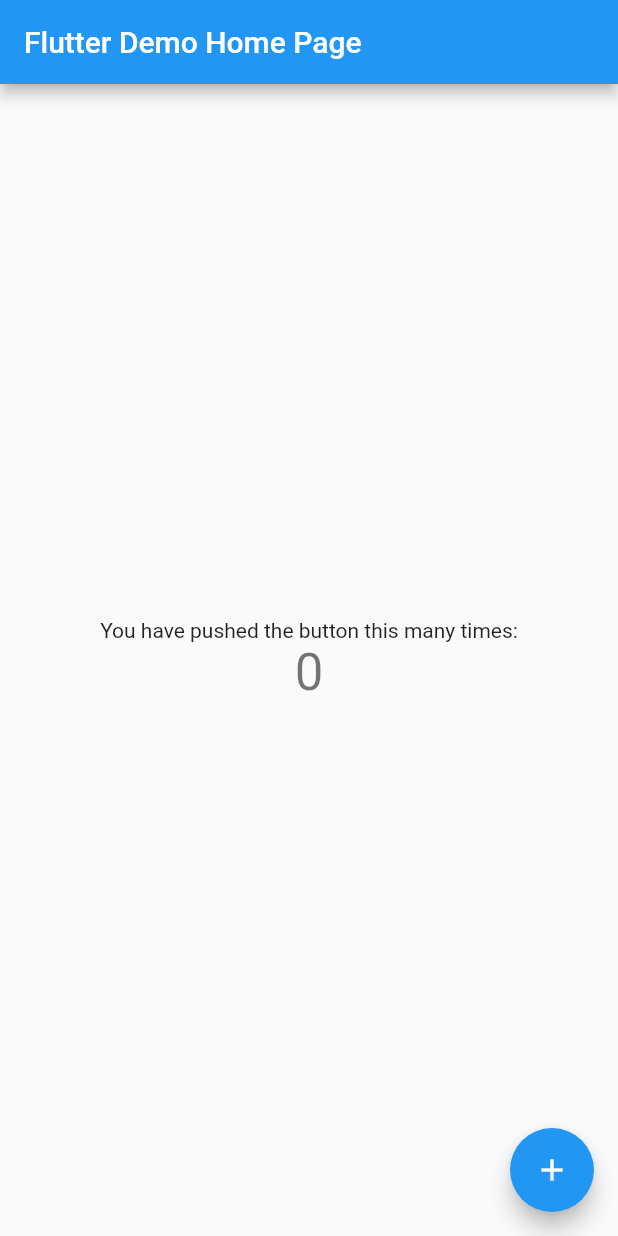
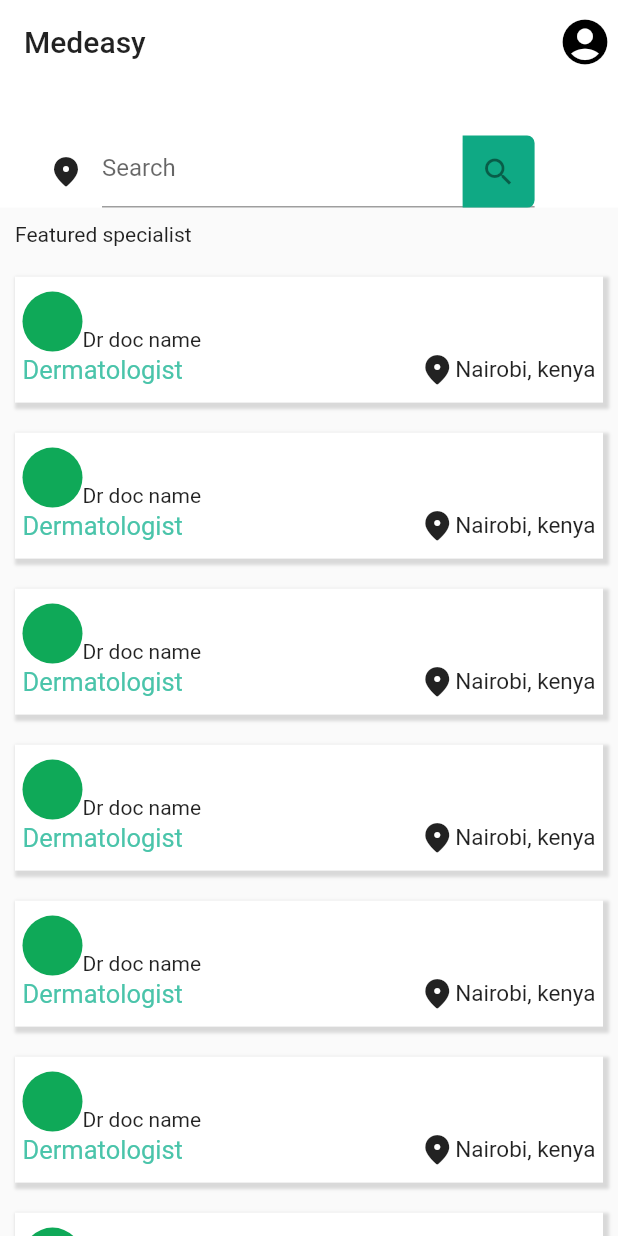
Before and after one commit to botdenoms/medeasy, a Flutter app: the screen it shows after launch, on a phone screen of 412 x 824 dp. Run offline on Flutter 3.47's test engine with Material 2 defaults, Android fonts, the phone set to English and light mode, and no system bars.

Commit message:
ui: home screen basic setup

```diff
--- a/lib/main.dart
+++ b/lib/main.dart
@@ -1,4 +1,5 @@
 import 'package:flutter/material.dart';
+import 'package:medeasy/screens/screens.dart';
 
 void main() {
   runApp(const MyApp());
@@ -10,106 +11,10 @@ class MyApp extends StatelessWidget {
   // This widget is the root of your application.
   @override
   Widget build(BuildContext context) {
-    return MaterialApp(
-      title: 'Flutter Demo',
-      theme: ThemeData(
-        // This is the theme of your application.
-        //
-        // Try running your application with "flutter run". You'll see the
-        // application has a blue toolbar. Then, without quitting the app, try
-        // changing the primarySwatch below to Colors.green and then invoke
-        // "hot reload" (press "r" in the console where you ran "flutter run",
-        // or simply save your changes to "hot reload" in a Flutter IDE).
-        // Notice that the counter didn't reset back to zero; the application
-        // is not restarted.
-        primarySwatch: Colors.blue,
-      ),
-      home: const MyHomePage(title: 'Flutter Demo Home Page'),
+    return const MaterialApp(
+      title: 'medeasy',
+      debugShowCheckedModeBanner: false,
+      home: HomeScreen(),
     );
   }
 }
-
-class MyHomePage extends StatefulWidget {
-  const MyHomePage({super.key, required this.title});
-
-  // This widget is the home page of your application. It is stateful, meaning
-  // that it has a State object (defined below) that contains fields that affect
-  // how it looks.
-
-  // This class is the configuration for the state. It holds the values (in this
-  // case the title) provided by the parent (in this case the App widget) and
-  // used by the build method of the State. Fields in a Widget subclass are
-  // always marked "final".
-
-  final String title;
-
-  @override
-  State<MyHomePage> createState() => _MyHomePageState();
-}
-
-class _MyHomePageState extends State<MyHomePage> {
-  int _counter = 0;
-
-  void _incrementCounter() {
-    setState(() {
-      // This call to setState tells the Flutter framework that something has
-      // changed in this State, which causes it to rerun the build method below
-      // so that the display can reflect the updated values. If we changed
-      // _counter without calling setState(), then the build method would not be
-      // called again, and so nothing would appear to happen.
-      _counter++;
-    });
-  }
-
-  @override
-  Widget build(BuildContext context) {
-    // This method is rerun every time setState is called, for instance as done
-    // by the _incrementCounter method above.
-    //
-    // The Flutter framework has been optimized to make rerunning build methods
-    // fast, so that you can just rebuild anything that needs updating rather
-    // than having to individually change instances of widgets.
-    return Scaffold(
-      appBar: AppBar(
-        // Here we take the value from the MyHomePage object that was created by
-        // the App.build method, and use it to set our appbar title.
-        title: Text(widget.title),
-      ),
-      body: Center(
-        // Center is a layout widget. It takes a single child and positions it
-        // in the middle of the parent.
-        child: Column(
-          // Column is also a layout widget. It takes a list of children and
-          // arranges them vertically. By default, it sizes itself to fit its
-          // children horizontally, and tries to be as tall as its parent.
-          //
-          // Invoke "debug painting" (press "p" in the console, choose the
-          // "Toggle Debug Paint" action from the Flutter Inspector in Android
-          // Studio, or the "Toggle Debug Paint" command in Visual Studio Code)
-          // to see the wireframe for each widget.
-          //
-          // Column has various properties to control how it sizes itself and
-          // how it positions its children. Here we use mainAxisAlignment to
-          // center the children vertically; the main axis here is the vertical
-          // axis because Columns are vertical (the cross axis would be
-          // horizontal).
-          mainAxisAlignment: MainAxisAlignment.center,
-          children: <Widget>[
-            const Text(
-              'You have pushed the button this many times:',
-            ),
-            Text(
-              '$_counter',
-              style: Theme.of(context).textTheme.headline4,
-            ),
-          ],
-        ),
-      ),
-      floatingActionButton: FloatingActionButton(
-        onPressed: _incrementCounter,
-        tooltip: 'Increment',
-        child: const Icon(Icons.add),
-      ), // This trailing comma makes auto-formatting nicer for build methods.
-    );
-  }
-}
--- /dev/null
+++ b/lib/screens/home.dart
@@ -0,0 +1,92 @@
+import 'package:flutter/material.dart';
+import 'package:medeasy/widgets/widgets.dart';
+
+class HomeScreen extends StatefulWidget {
+  const HomeScreen({super.key});
+
+  @override
+  State<HomeScreen> createState() => _HomeScreenState();
+}
+
+class _HomeScreenState extends State<HomeScreen> {
+  @override
+  Widget build(BuildContext context) {
+    Size screen = MediaQuery.of(context).size;
+    return Scaffold(
+      body: CustomScrollView(
+        slivers: [
+          SliverAppBar(
+            floating: true,
+            elevation: 1,
+            backgroundColor: Colors.white,
+            actions: [
+              IconButton(
+                onPressed: () {},
+                icon: const Icon(Icons.account_circle_rounded, color: Colors.black, size: 36),
+              ),
+            ],
+            // centerTitle: true,
+            title: const Text(
+              'Medeasy',
+              style: TextStyle(
+                fontSize: 20,
+                fontWeight: FontWeight.w500,
+                color: Colors.black87,
+              ),
+            ),
+            bottom: PreferredSize(
+              preferredSize: Size(
+                screen.width,
+                screen.height * .1,
+              ),
+              child: SingleChildScrollView(
+                child: Row(
+                  children: [
+                    const SizedBox(width: 20),
+                    IconButton(
+                      onPressed: () {},
+                      icon: const Icon(Icons.location_on_rounded),
+                    ),
+                    SizedBox(
+                      width: screen.width * .7,
+                      child: TextField(
+                        decoration: InputDecoration(
+                          hintText: 'Search',
+                          suffixIcon: Container(
+                            width: 40,
+                            decoration: const BoxDecoration(
+                              color: Color(0xFF0FA984),
+                              borderRadius: BorderRadius.only(
+                                topRight: Radius.circular(5),
+                                bottomRight: Radius.circular(5),
+                              ),
+                            ),
+                            child: const Center(child: Icon(Icons.search)),
+                          ),
+                        ),
+                      ),
+                    ),
+                  ],
+                ),
+              ),
+            ),
+          ),
+          const SliverToBoxAdapter(
+            child: Padding(
+              padding: EdgeInsets.all(10.0),
+              child: Text('Featured specialist'),
+            ),
+          ),
+          SliverList(
+            delegate: SliverChildBuilderDelegate(
+              (_, int index) {
+                return const SpecialistCard();
+              },
+              childCount: 20,
+            ),
+          )
+        ],
+      ),
+    );
+  }
+}
--- /dev/null
+++ b/lib/screens/screens.dart
@@ -0,0 +1,4 @@
+export './home.dart';
+export './account.dart';
+export './specialist.dart';
+export './authentications.dart';
--- /dev/null
+++ b/lib/widgets/specialist_card.dart
@@ -0,0 +1,61 @@
+import 'package:flutter/material.dart';
+
+class SpecialistCard extends StatefulWidget {
+  const SpecialistCard({super.key});
+
+  @override
+  State<SpecialistCard> createState() => _SpecialistCardState();
+}
+
+class _SpecialistCardState extends State<SpecialistCard> {
+  @override
+  Widget build(BuildContext context) {
+    return Container(
+      margin: const EdgeInsets.symmetric(horizontal: 10, vertical: 10),
+      padding: const EdgeInsets.symmetric(horizontal: 5, vertical: 10),
+      decoration: const BoxDecoration(
+        color: Colors.white,
+        boxShadow: [
+          BoxShadow(
+            color: Color(0x22000000),
+            spreadRadius: 2,
+            blurRadius: 1,
+            offset: Offset(2, 2),
+          )
+        ]),
+      child: Column(
+        crossAxisAlignment: CrossAxisAlignment.start,
+        children: [
+          Row(
+            crossAxisAlignment: CrossAxisAlignment.end,
+            children: const [
+              CircleAvatar(backgroundColor: Color(0xFF0FA958)),
+              Text(
+                'Dr doc name',
+                style: TextStyle(fontSize: 14),
+              )
+            ],
+          ),
+          Row(
+            mainAxisAlignment: MainAxisAlignment.spaceBetween,
+            children: [
+              const Text(
+                'Dermatologist',
+                style: TextStyle(fontSize: 17, color: Color(0xFF4AC4AA)),
+              ),
+              Row(
+                children: const [
+                  Icon(Icons.location_on_rounded),
+                  Text(
+                    'Nairobi, kenya',
+                    style: TextStyle(fontSize: 15),
+                  ),
+                ],
+              ),
+            ],
+          ),
+        ],
+      ),
+    );
+  }
+}
--- /dev/null
+++ b/lib/widgets/widgets.dart
@@ -0,0 +1 @@
+export './specialist_card.dart';
```
Also changed, not shown: lib/screens/account.dart (added), lib/screens/authentications.dart (added), lib/screens/specialist.dart (added).
